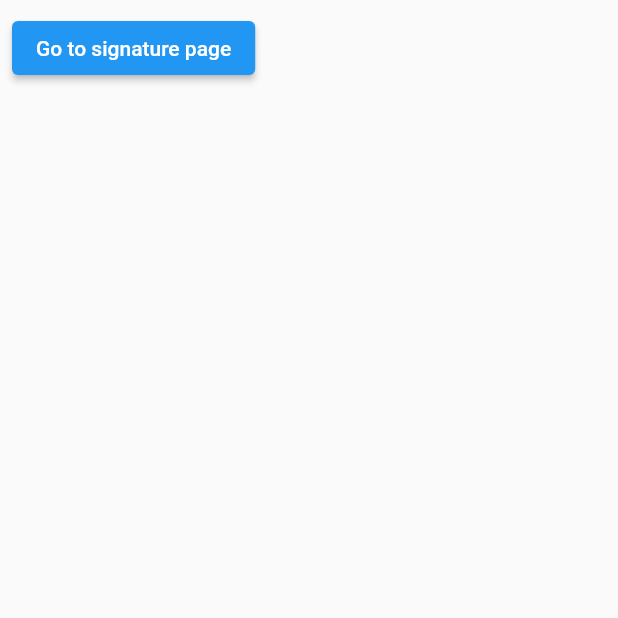
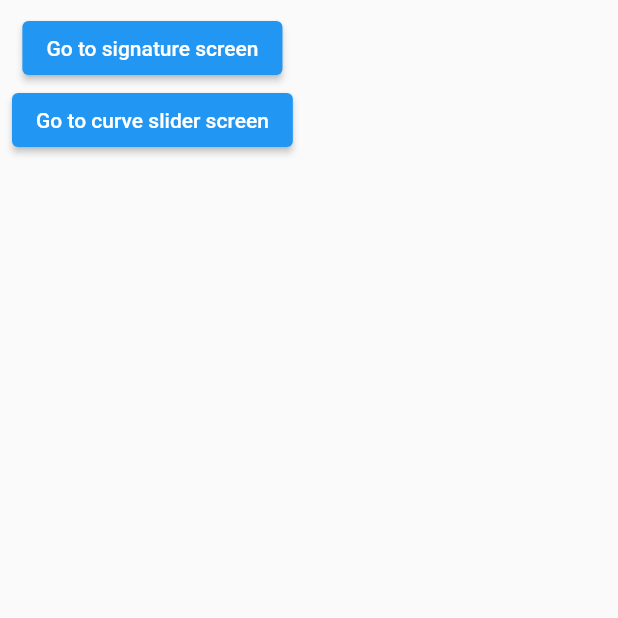
Before and after one commit to shervin-h/flutter_practice, a Flutter app: the screen it shows after launch, on a phone screen of 412 x 824 dp, the top half of it. Run offline on Flutter 3.47's test engine with Material 2 defaults, Android fonts, the phone set to English and light mode, and no system bars; our stand-ins replace shared_preferences, sleek_circular_slider, sqflite; missing offline and left inert: flutter_signature_pad; accounts and stored records are empty.

Commit message:
add sleek_circular_slider

```diff
--- a/lib/main.dart
+++ b/lib/main.dart
@@ -3,6 +3,7 @@ import 'package:flutter/material.dart';
 import 'package:flutter/services.dart';
 import 'package:flutter_signature_pad/flutter_signature_pad.dart';
 import 'package:practice/src/helper/signature_helper.dart';
+import 'package:practice/src/helper/sleek_circular_slider_helper.dart';
 import 'package:practice/src/helper/work_with_files.dart' ;
 
 
@@ -42,7 +43,9 @@ class Home extends StatelessWidget {
       body: SafeArea(
         child: Container(
           padding: const EdgeInsets.all(8.0),
-          child: ElevatedButton(
+          child: Column(
+            children: [
+              ElevatedButton(
                 onPressed: () {
                   Navigator.of(context).push(
                     CupertinoPageRoute(
@@ -50,7 +53,19 @@ class Home extends StatelessWidget {
                     ),
                   );
                 },
-            child: const Text('Go to signature page'),
+                child: const Text('Go to signature screen'),
+              ),
+              ElevatedButton(
+                onPressed: () {
+                  Navigator.of(context).push(
+                    CupertinoPageRoute(
+                      builder: (context) => const CurveSliderScreen(),
+                    ),
+                  );
+                },
+                child: const Text('Go to curve slider screen')
+              ),
+            ],
           ),
         ),
       ),
--- a/pubspec.yaml
+++ b/pubspec.yaml
@@ -39,6 +39,7 @@ dependencies:
   http: ^0.13.4
   sqflite: ^2.0.3
   shared_preferences: ^2.0.15
+  sleek_circular_slider: ^2.0.1
 
 dev_dependencies:
   flutter_test:
```
Also changed, not shown: lib/src/helper/sleek_circular_slider_helper.dart (added, +74 -0 lines), pubspec.lock. Lines whose indentation alone changed are shown as unchanged.
